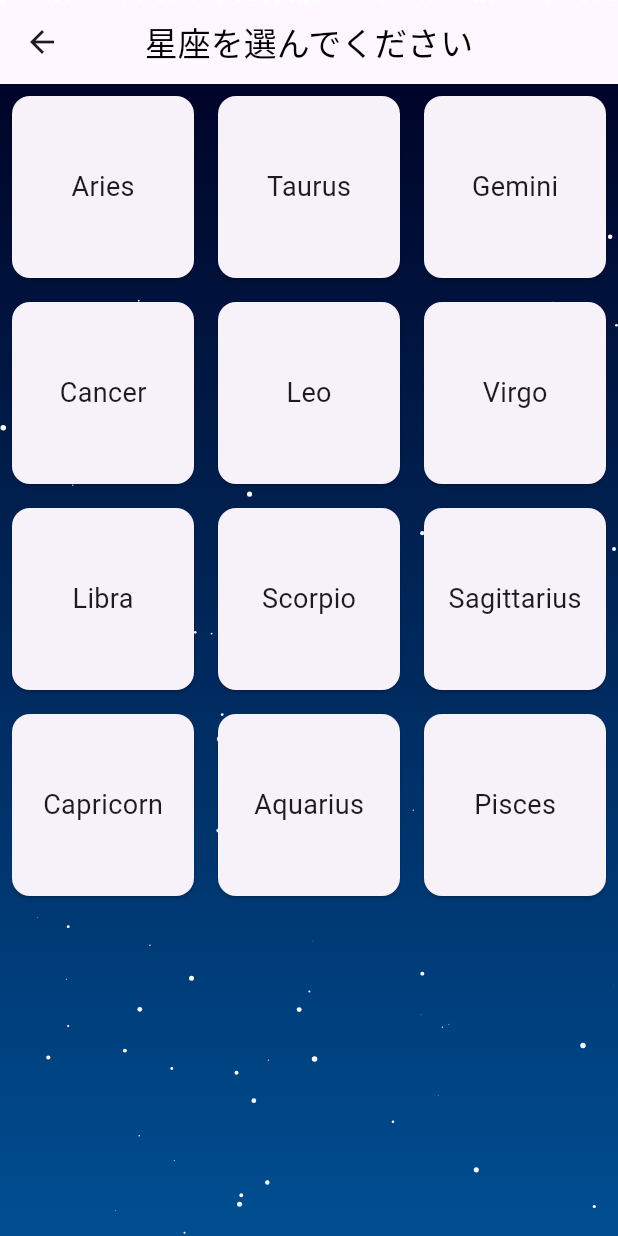
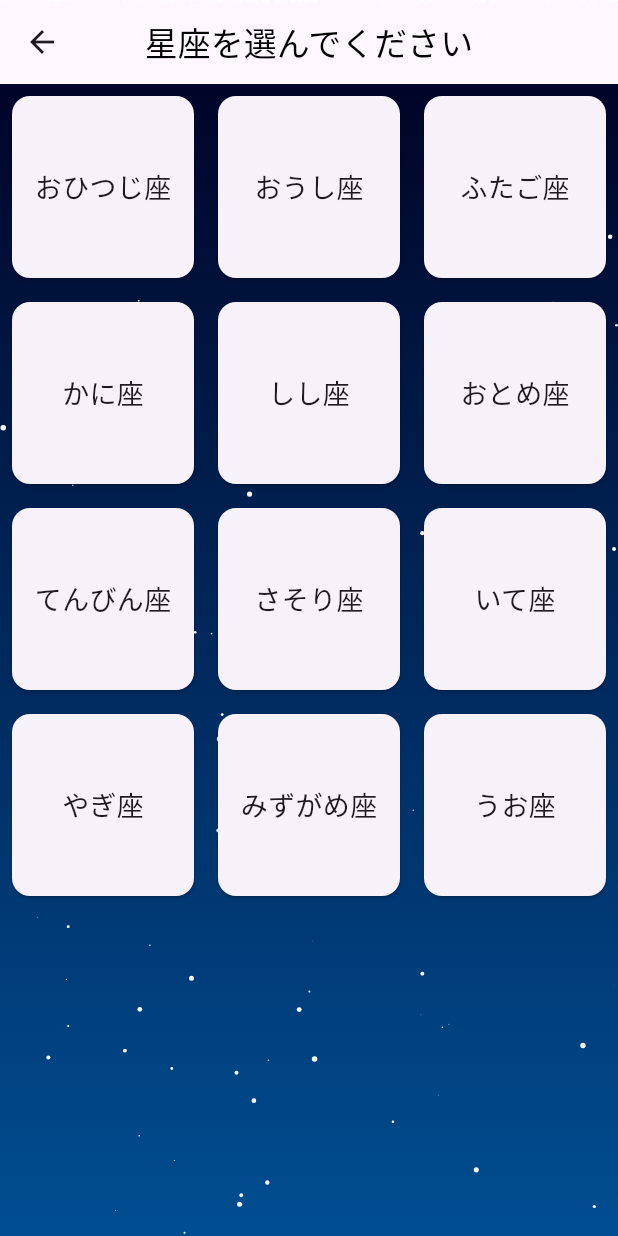
Before and after one commit to hatakeyamar186/horoscope_app, a Flutter app: the HoroscopeScreen screen opened directly, on a phone screen of 412 x 824 dp. Run offline on Flutter 3.47's test engine with Material 3 defaults, Android fonts, the phone set to English and light mode, and no system bars.

Commit message:
horoscopeからresultに画面遷移できるようにした

```diff
--- a/lib/screens/horoscope_screen.dart
+++ b/lib/screens/horoscope_screen.dart
@@ -1,8 +1,25 @@
 import 'dart:math';
 import 'package:flutter/material.dart';
+import 'package:horoscope_app/screens/result.dart';
 
 class HoroscopeScreen extends StatelessWidget {
   const HoroscopeScreen({super.key});
+
+  // 星座リスト（リストを'build'メソッドの外に定義)
+  static final List<String> signs = [
+    'おひつじ座',
+    'おうし座',
+    'ふたご座',
+    'かに座',
+    'しし座',
+    'おとめ座',
+    'てんびん座',
+    'さそり座',
+    'いて座',
+    'やぎ座',
+    'みずがめ座',
+    'うお座'
+  ];
 
   @override
   Widget build(BuildContext context) {
@@ -59,22 +76,27 @@ class HoroscopeScreen extends StatelessWidget {
             crossAxisCount: 3,
             children: List.generate(12, (index) {
               final signs = [
-                'Aries',
-                'Taurus',
-                'Gemini',
-                'Cancer',
-                'Leo',
-                'Virgo',
-                'Libra',
-                'Scorpio',
-                'Sagittarius',
-                'Capricorn',
-                'Aquarius',
-                'Pisces'
+                'おひつじ座',
+                'おうし座',
+                'ふたご座',
+                'かに座',
+                'しし座',
+                'おとめ座',
+                'てんびん座',
+                'さそり座',
+                'いて座',
+                'やぎ座',
+                'みずがめ座',
+                'うお座'
               ];
               return GestureDetector(
                 onTap: () {
-                  print('${signs[index]}を選択しました');
+                  // 画面遷移
+                  Navigator.pushNamed(
+                    context,
+                    '/result',
+                    arguments: signs[index], // signを探す
+                  );
                 },
                 child: Card(
                   margin: const EdgeInsets.all(8.0),
```
Also changed, not shown: lib/main.dart (+10 -2 lines), lib/screens/result.dart (added, +26 -0 lines).
